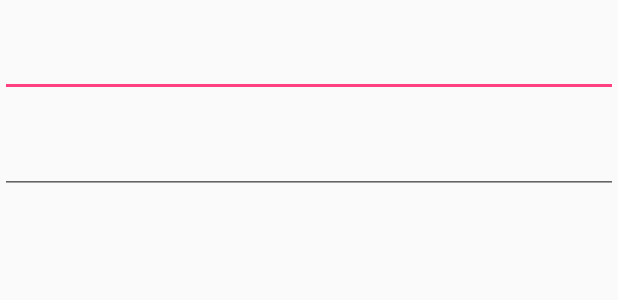
After one commit to BooleanRandOnet/Onet-xplore, an Android app: the layout champscnx.xml on its own in the app's theme, with its tools: preview values and no code run, on a phone screen of 412 x 824 dp. The commit adds this screen. Shown: the top 300 px of the screen. Run offline under Robolectric (Android 15) with nearby library versions, the phone set to English and light mode, and no system bars.

Commit message:
rien qui marche

```diff
--- /dev/null
+++ b/app/src/main/java/booleancorp/onetxplore/Constante.java
@@ -0,0 +1,11 @@
+package booleancorp.onetxplore;
+
+import android.util.DisplayMetrics;
+
+public class Constante {
+    DisplayMetrics metrics = new DisplayMetrics();
+    getWindowManager().getDefaultDisplay().getMetrics(metrics);
+
+    int screenWidth = metrics.widthPixels;
+    int screenHeight = metrics.heightPixels;
+}
--- /dev/null
+++ b/app/src/main/res/layout/champscnx.xml
@@ -0,0 +1,31 @@
+<?xml version="1.0" encoding="utf-8"?>
+<LinearLayout xmlns:android="http://schemas.android.com/apk/res/android"
+    android:layout_width="match_parent"
+    android:layout_height="match_parent"
+    android:orientation="vertical">
+
+
+    <TextView
+        android:layout_width="match_parent"
+        android:layout_height="wrap_content"
+        android:id="@+id/pseudoLbl" />
+
+    <EditText
+        android:layout_width="match_parent"
+        android:layout_height="wrap_content"
+        android:inputType="textPersonName"
+        android:ems="10"
+        android:id="@+id/pseudoField" />
+
+    <TextView
+        android:layout_width="match_parent"
+        android:layout_height="wrap_content"
+        android:id="@+id/mdpLbl" />
+
+    <EditText
+        android:layout_width="match_parent"
+        android:layout_height="wrap_content"
+        android:inputType="textPassword"
+        android:ems="10"
+        android:id="@+id/mdpField" />
+</LinearLayout>
--- /dev/null
+++ b/app/src/main/res/layout/inscription.xml
@@ -0,0 +1,6 @@
+<?xml version="1.0" encoding="utf-8"?>
+<LinearLayout xmlns:android="http://schemas.android.com/apk/res/android"
+    android:orientation="vertical" android:layout_width="match_parent"
+    android:layout_height="match_parent">
+
+</LinearLayout>
--- a/app/src/main/res/values/strings.xml
+++ b/app/src/main/res/values/strings.xml
@@ -1,3 +1,6 @@
 <resources>
     <string name="app_name">Onet\'xplore</string>
+
+    <!-- inscription.xml -->
+
 </resources>
```
